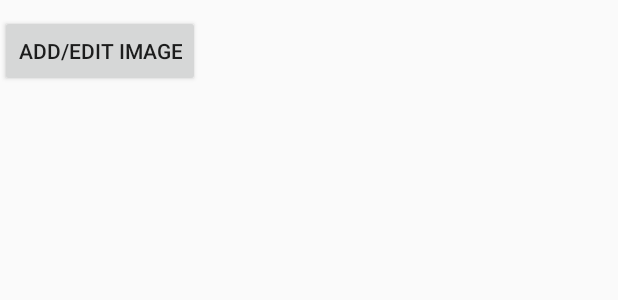
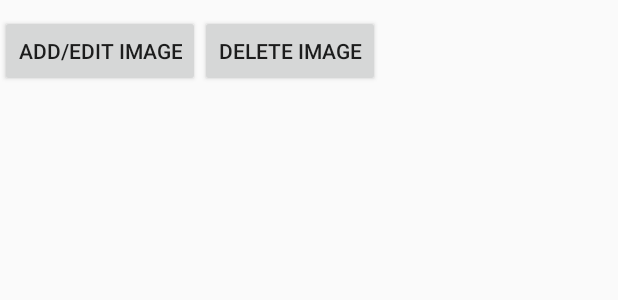
Before and after one commit to TiagoMunder/EventTrackingApp, an Android app: the layout fragment_map_footer.xml on its own in the app's theme, with its tools: preview values and no code run, on a phone screen of 412 x 824 dp. Shown: the top 300 px of the screen. Run offline under Robolectric (Android 15) with nearby library versions, the phone set to English and light mode, and no system bars.

```diff
--- a/app/src/main/res/layout/fragment_map_footer.xml
+++ b/app/src/main/res/layout/fragment_map_footer.xml
@@ -8,11 +8,20 @@
      android:layout_width="match_parent"
      android:layout_height="match_parent"
      android:layout_marginTop="10dp">
+     <LinearLayout
+         android:layout_width="match_parent"
+         android:layout_height="match_parent">
      <Button
          android:layout_width="wrap_content"
          android:layout_height="wrap_content"
          android:text="Add/Edit Image"
          android:id="@+id/addImage_btn"/>
+     <Button
+         android:layout_width="wrap_content"
+         android:layout_height="wrap_content"
+         android:text="Delete Image"
+         android:id="@+id/delete_image_btn"/>
+     </LinearLayout>
  </RelativeLayout>
 
 </FrameLayout>
```
Also changed, not shown: app/src/main/java/pt/ubi/eventtrackingapp/MapActivity.java (+27 -5 lines), app/src/main/java/pt/ubi/eventtrackingapp/MapFooterFragment.java (+10 -1 lines).
